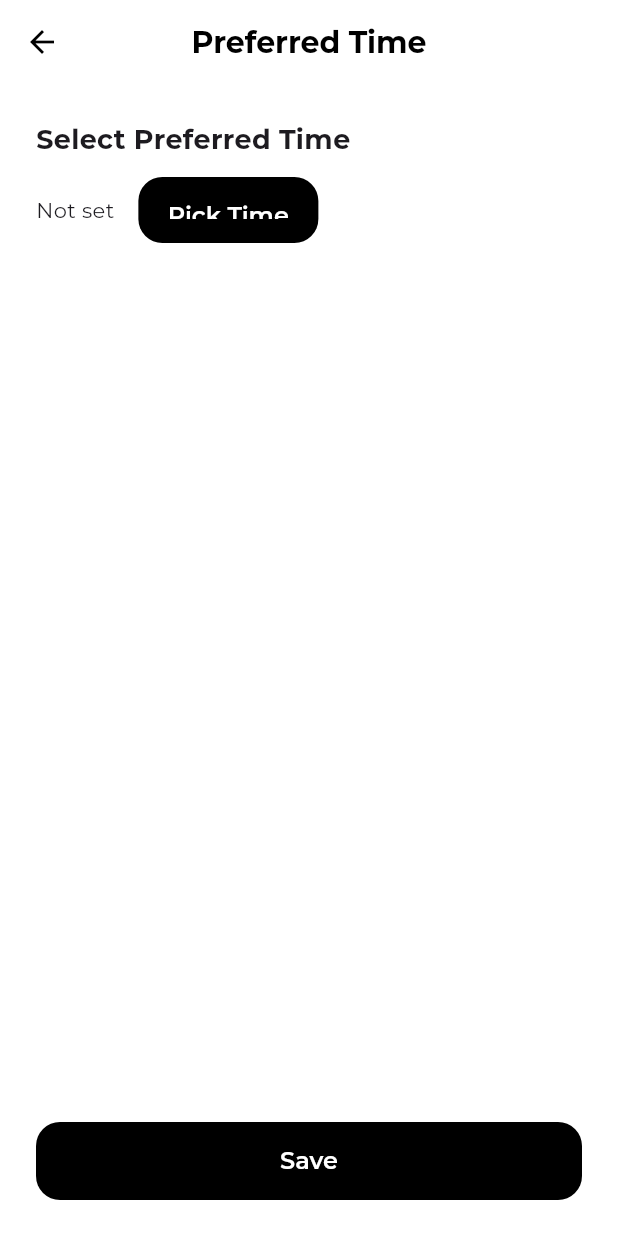
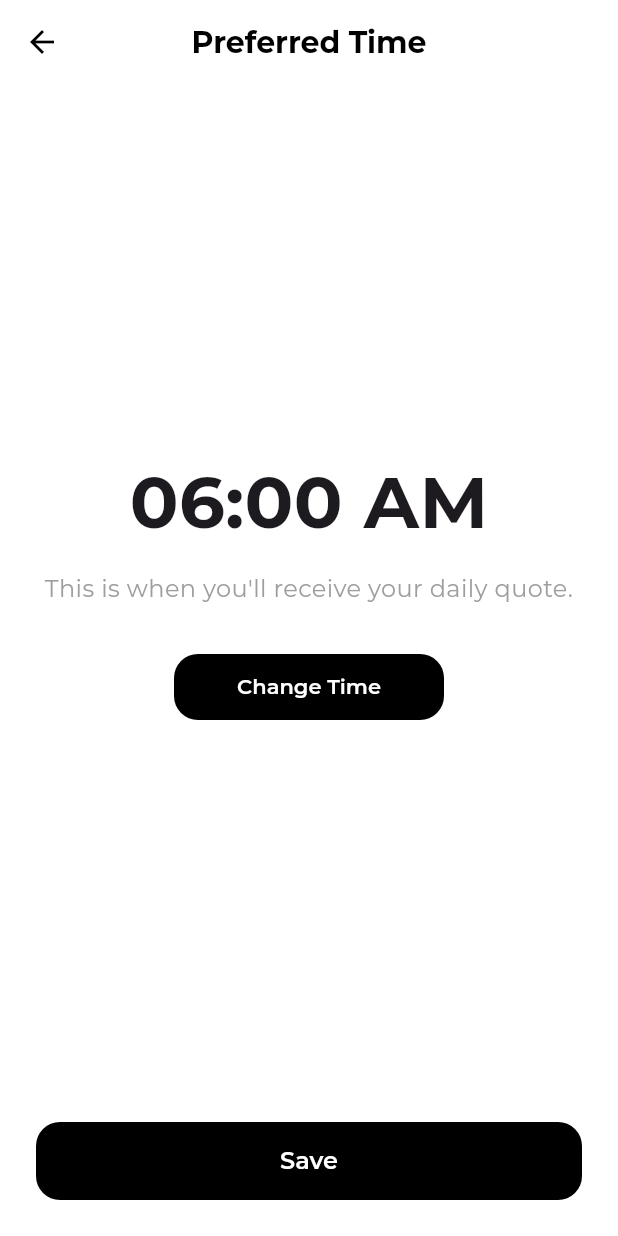
Before and after one commit to farrakhanwahab/motivation-app, a Flutter app: the TimePage screen opened directly, on a phone screen of 412 x 824 dp. Run offline on Flutter 3.47's test engine with Material 3 defaults, Android fonts, the phone set to English and light mode, and no system bars; our stand-ins replace flutter_dotenv, shared_preferences; accounts and stored records are empty.

Commit message:
ui: redesign Preferred Time screen, theme colors, default 6am, improved Change Time button alignment and font

```diff
--- a/lib/screens/time_page.dart
+++ b/lib/screens/time_page.dart
@@ -1,5 +1,7 @@
 import 'package:flutter/material.dart';
 import 'package:flutter/cupertino.dart';
+import 'package:intl/intl.dart';
+import '../theme/app_theme.dart';
 
 class TimePage extends StatefulWidget {
   const TimePage({super.key});
@@ -11,18 +13,22 @@ class TimePage extends StatefulWidget {
 class _TimePageState extends State<TimePage> {
   TimeOfDay? selectedTime;
 
-  String get formattedTime => selectedTime != null ? selectedTime!.format(context) : 'Not set';
+  String get formattedTime {
+    final now = DateTime.now();
+    final time = selectedTime ?? const TimeOfDay(hour: 6, minute: 0);
+    final dt = DateTime(now.year, now.month, now.day, time.hour, time.minute);
+    return DateFormat('hh:mm a').format(dt); // 12-hour format
+  }
 
   void _showCupertinoTimePicker() {
     final now = TimeOfDay.now();
-    final initial = selectedTime ?? now;
+    final initial = selectedTime ?? const TimeOfDay(hour: 6, minute: 0);
     final initialDateTime = DateTime(0, 0, 0, initial.hour, initial.minute);
     showModalBottomSheet(
       context: context,
       builder: (context) {
         DateTime tempPicked = initialDateTime;
         return SafeArea(
-          child: SingleChildScrollView(
           child: Container(
             height: 270,
             color: Colors.white,
@@ -41,16 +47,17 @@ class _TimePageState extends State<TimePage> {
                   ),
                 ),
                 CupertinoButton(
-                    child: const Text('Set Time'),
+                  child: const Text('Set Time', style: TextStyle(fontFamily: 'Montserrat')),
                   onPressed: () {
                     setState(() {
                       selectedTime = TimeOfDay(hour: tempPicked.hour, minute: tempPicked.minute);
                     });
                     Navigator.pop(context);
                   },
+                  color: Colors.black,
+                  padding: const EdgeInsets.symmetric(horizontal: 32, vertical: 8),
                 ),
               ],
-              ),
             ),
           ),
         );
@@ -66,26 +73,40 @@ class _TimePageState extends State<TimePage> {
         child: Column(
           children: [
             Expanded(
-              child: ListView(
-                padding: const EdgeInsets.all(24),
+              child: Center(
+                child: Column(
+                  mainAxisAlignment: MainAxisAlignment.center,
                   children: [
-                  const Text('Select Preferred Time', style: TextStyle(fontWeight: FontWeight.bold, fontSize: 18)),
+                    Text(
+                      formattedTime,
+                      style: const TextStyle(fontSize: 48, fontWeight: FontWeight.bold, fontFamily: 'Montserrat'),
+                    ),
                     const SizedBox(height: 12),
-                  Row(
-                    children: [
-                      Text(formattedTime, style: const TextStyle(fontFamily: 'Montserrat', fontSize: 14)),
-                      const SizedBox(width: 16),
+                    const Text(
+                      "This is when you'll receive your daily quote.",
+                      style: TextStyle(fontSize: 16, color: Colors.grey, fontFamily: 'Montserrat'),
+                      textAlign: TextAlign.center,
+                    ),
+                    const SizedBox(height: 32),
                     SizedBox(
-                        width: 120,
+                      width: 180,
                       height: 44,
                       child: ElevatedButton(
                         onPressed: _showCupertinoTimePicker,
-                          child: const Text('Pick Time'),
+                        style: ElevatedButton.styleFrom(
+                          backgroundColor: Colors.black,
+                          foregroundColor: Colors.white,
+                          textStyle: const TextStyle(fontFamily: 'Montserrat', fontWeight: FontWeight.w600, fontSize: 14),
+                          shape: RoundedRectangleBorder(borderRadius: BorderRadius.circular(16)),
+                          elevation: 0,
+                          alignment: Alignment.center,
+                          padding: EdgeInsets.zero,
+                        ),
+                        child: const Text('Change Time', style: TextStyle(fontFamily: 'Montserrat', fontSize: 14, fontWeight: FontWeight.w600, height: 1.2)),
                       ),
                     ),
                   ],
                 ),
-                ],
               ),
             ),
             Padding(
@@ -94,9 +115,11 @@ class _TimePageState extends State<TimePage> {
                 width: double.infinity,
                 child: ElevatedButton(
                   onPressed: () {
-                    Navigator.pop(context, {'time': selectedTime != null ? '${selectedTime!.hour.toString().padLeft(2, '0')}:${selectedTime!.minute.toString().padLeft(2, '0')}' : null});
+                    final time = selectedTime ?? const TimeOfDay(hour: 6, minute: 0);
+                    Navigator.pop(context, {'time': '${time.hour.toString().padLeft(2, '0')}:${time.minute.toString().padLeft(2, '0')}' });
                   },
-                  child: const Text('Save'),
+                  style: AppTheme.iosButtonStyle,
+                  child: const Text('Save', style: TextStyle(fontFamily: 'Montserrat')),
                 ),
               ),
             ),
--- a/pubspec.yaml
+++ b/pubspec.yaml
@@ -38,6 +38,7 @@ dependencies:
   http: ^1.4.0
   flutter_dotenv: ^5.1.0
   shared_preferences: ^2.2.2
+  intl: ^0.19.0
 
 dev_dependencies:
   flutter_test:
```
Also changed, not shown: pubspec.lock. Lines whose indentation alone changed are shown as unchanged.
